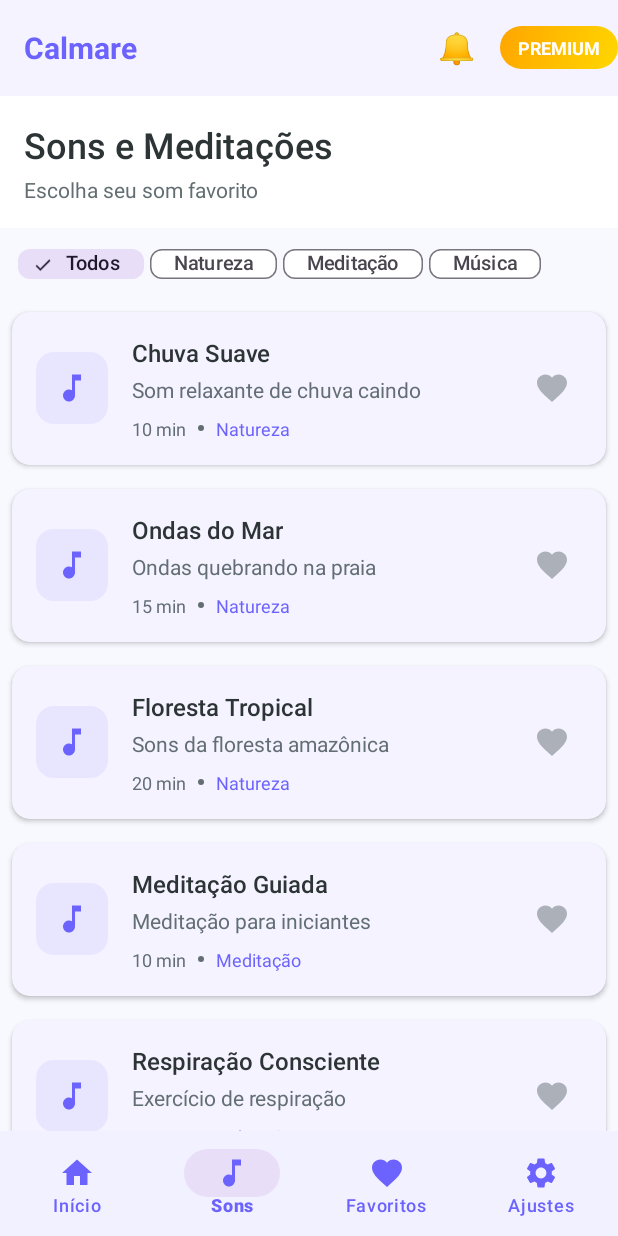
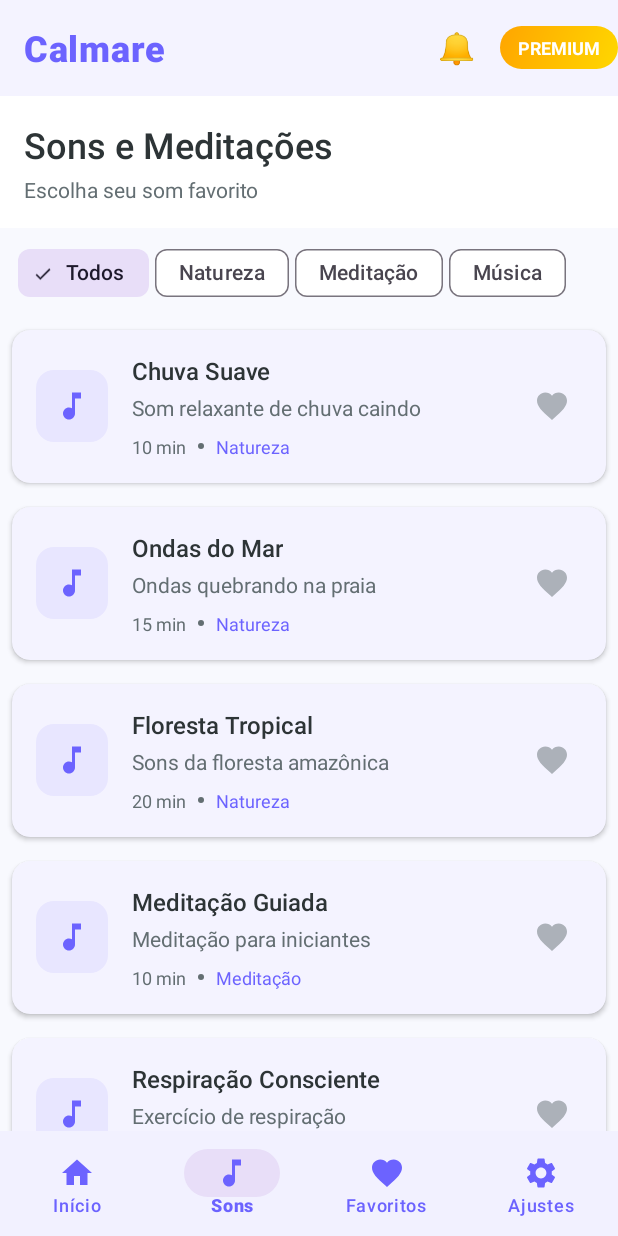
Before and after one commit to vandersonbraz/projeto-android, an Android app: the screen it shows after launch (MainActivity), item 2 of the bottom bar chosen, on a phone screen of 412 x 824 dp. Run offline under Robolectric (Android 15) with nearby library versions, the phone set to English and light mode, and no system bars; our stand-ins replace AdMob; libraries missing offline, so code that uses them is left out: com.android.billingclient; pictures from the network do not load; 5 statements that could not run were skipped.

Commit message:
Final UX Polish: Player fixes, emoji speed, toolbar title
✅ Toolbar Calmare: Increased to 24sp with better font styling
✅ Loop behavior: Seekbar resets to start when audio ends without loop
✅ Load protection: Prevents errors when clicking Play before audio loads
✅ Emoji speed: Instant feedback for mood tracker responses
✅ Category buttons: Restored to comfortable original size (14sp)

```diff
--- a/CalmareApp/app/src/main/res/layout/activity_main.xml
+++ b/CalmareApp/app/src/main/res/layout/activity_main.xml
@@ -26,8 +26,10 @@
                 android:layout_weight="1"
                 android:text="@string/app_name"
                 android:textColor="@color/primary"
-                android:textSize="20sp"
-                android:textStyle="bold" />
+                android:textSize="24sp"
+                android:textStyle="bold"
+                android:fontFamily="sans-serif-medium"
+                android:letterSpacing="0.02" />
 
             <TextView
                 android:id="@+id/btn_notifications"
--- a/CalmareApp/app/src/main/res/layout/fragment_sounds.xml
+++ b/CalmareApp/app/src/main/res/layout/fragment_sounds.xml
@@ -52,34 +52,34 @@
             <com.google.android.material.chip.Chip
                 android:id="@+id/chip_all"
                 android:layout_width="wrap_content"
-                android:layout_height="36dp"
+                android:layout_height="wrap_content"
                 android:text="Todos"
-                android:textSize="13sp"
+                android:textSize="14sp"
                 android:checked="true"
                 style="@style/Widget.Material3.Chip.Filter" />
 
             <com.google.android.material.chip.Chip
                 android:id="@+id/chip_nature"
                 android:layout_width="wrap_content"
-                android:layout_height="36dp"
+                android:layout_height="wrap_content"
                 android:text="Natureza"
-                android:textSize="13sp"
+                android:textSize="14sp"
                 style="@style/Widget.Material3.Chip.Filter" />
 
             <com.google.android.material.chip.Chip
                 android:id="@+id/chip_meditation"
                 android:layout_width="wrap_content"
-                android:layout_height="36dp"
+                android:layout_height="wrap_content"
                 android:text="Meditação"
-                android:textSize="13sp"
+                android:textSize="14sp"
                 style="@style/Widget.Material3.Chip.Filter" />
 
             <com.google.android.material.chip.Chip
                 android:id="@+id/chip_music"
                 android:layout_width="wrap_content"
-                android:layout_height="36dp"
+                android:layout_height="wrap_content"
                 android:text="Música"
-                android:textSize="13sp"
+                android:textSize="14sp"
                 style="@style/Widget.Material3.Chip.Filter" />
         </com.google.android.material.chip.ChipGroup>
 
```
Also changed, not shown: CalmareApp/app/src/main/java/com/calmare/app/ui/PlayerActivity.kt (+34 -5 lines), CalmareApp/app/src/main/java/com/calmare/app/ui/fragments/HomeFragment.kt (+8 -6 lines).
